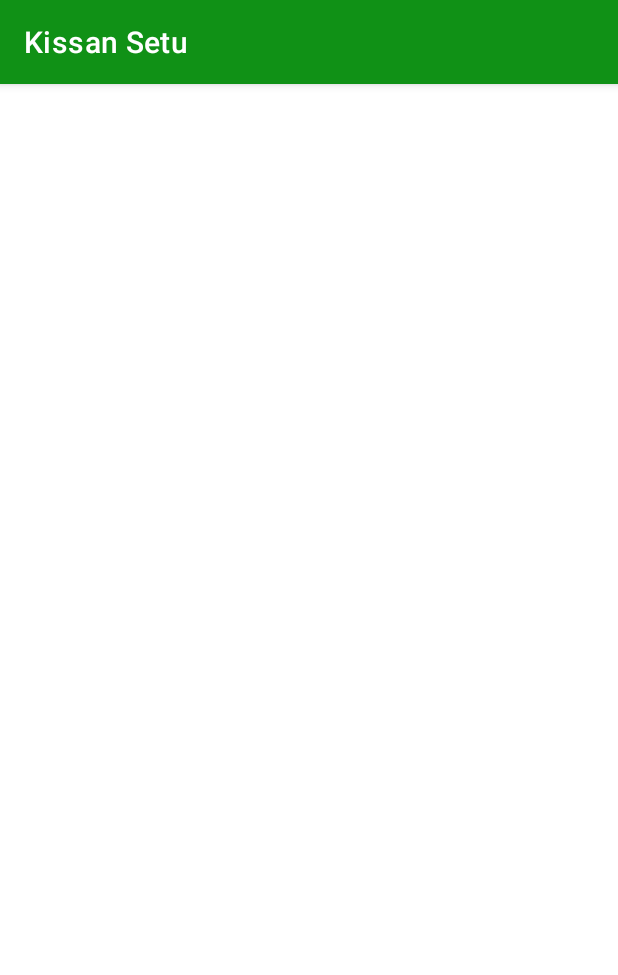
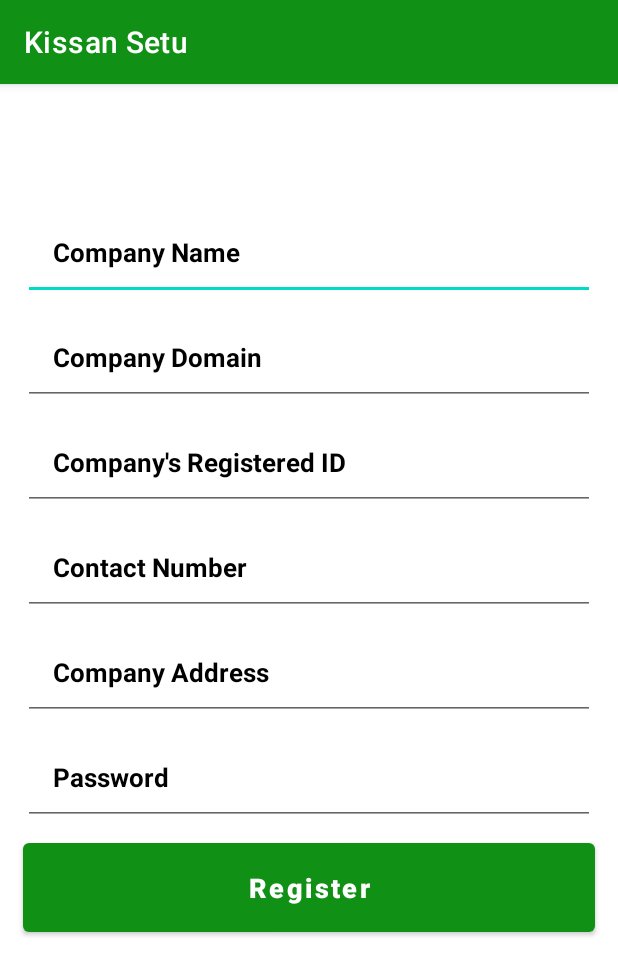
Before and after one commit to rajjaiswal07/kissan_setu, an Android app: the companyRegistration screen opened directly, with no data from a screen before it, on a phone screen of 412 x 824 dp. Shown: the top 975 px of the screen. Run offline under Robolectric (Android 15) with nearby library versions, the phone set to English and light mode, and no system bars; our stand-ins replace Firebase (no records; nobody signed in at launch, a user with empty details on screens opened directly).

Commit message:
company registration

```diff
--- a/app/src/main/java/com/example/kissan_setu/Login.java
+++ b/app/src/main/java/com/example/kissan_setu/Login.java
@@ -78,7 +78,7 @@ public class Login extends AppCompatActivity {
             Toast.makeText(this, "Please enter your password", Toast.LENGTH_SHORT).show();
         } else {
             loadingBar.setTitle("Login Account");
-            loadingBar.setMessage("Please wait, while we are cheking the credentials");
+            loadingBar.setMessage("Please wait, while we are checking the credentials");
             loadingBar.setCanceledOnTouchOutside(false);
             loadingBar.show();
 
--- a/app/src/main/java/com/example/kissan_setu/registration.java
+++ b/app/src/main/java/com/example/kissan_setu/registration.java
@@ -75,7 +75,7 @@ public class registration extends AppCompatActivity {
         } else {
 
             loadingBar.setTitle("Create Account");
-            loadingBar.setMessage("Please wait, while we are cheking the credentials");
+            loadingBar.setMessage("Please wait, while we are checking the credentials");
             loadingBar.setCanceledOnTouchOutside(false);
             loadingBar.show();
 
--- a/app/src/main/res/layout/activity_company_registration.xml
+++ b/app/src/main/res/layout/activity_company_registration.xml
@@ -1,9 +1,126 @@
 <?xml version="1.0" encoding="utf-8"?>
-<androidx.constraintlayout.widget.ConstraintLayout xmlns:android="http://schemas.android.com/apk/res/android"
+<RelativeLayout xmlns:android="http://schemas.android.com/apk/res/android"
     xmlns:app="http://schemas.android.com/apk/res-auto"
     xmlns:tools="http://schemas.android.com/tools"
     android:layout_width="match_parent"
     android:layout_height="match_parent"
     tools:context=".companyRegistration">
 
-</androidx.constraintlayout.widget.ConstraintLayout>
+    <EditText
+        android:id="@+id/register_company_name"
+        android:layout_width="match_parent"
+        android:layout_height="wrap_content"
+        android:padding="20dp"
+        android:layout_marginLeft="15dp"
+        android:layout_marginRight="15dp"
+        android:hint="Company Name"
+        android:inputType="text"
+        android:layout_marginTop="80dp"
+        android:textColor="@color/black"
+        android:textColorHint="@color/black"
+        android:textSize="17sp"
+        android:textStyle="bold"
+        />
+
+    <EditText
+        android:id="@+id/register_company_domain"
+        android:layout_width="match_parent"
+        android:layout_height="wrap_content"
+        android:padding="20dp"
+        android:layout_below="@id/register_company_name"
+        android:layout_marginLeft="15dp"
+        android:layout_marginRight="15dp"
+        android:layout_marginTop="6dp"
+        android:hint="Company Domain"
+        android:inputType="text"
+        android:textColor="@color/black"
+        android:textColorHint="@color/black"
+        android:textSize="17sp"
+        android:textStyle="bold"
+        />
+
+    <EditText
+        android:id="@+id/register_company_registered_id"
+        android:layout_width="match_parent"
+        android:layout_height="wrap_content"
+        android:padding="20dp"
+        android:layout_marginLeft="15dp"
+        android:layout_marginRight="15dp"
+        android:hint="Company's Registered ID"
+        android:inputType="number"
+        android:layout_below="@id/register_company_domain"
+        android:layout_marginTop="6dp"
+        android:textColor="@color/black"
+        android:textColorHint="@color/black"
+        android:textSize="17sp"
+        android:textStyle="bold"
+        />
+
+    <EditText
+        android:id="@+id/register_company_contact_number"
+        android:layout_width="match_parent"
+        android:layout_height="wrap_content"
+        android:padding="20dp"
+        android:layout_marginLeft="15dp"
+        android:layout_marginRight="15dp"
+        android:hint="Contact Number"
+        android:inputType="number"
+        android:layout_below="@id/register_company_registered_id"
+        android:layout_marginTop="6dp"
+        android:textColor="@color/black"
+        android:textColorHint="@color/black"
+        android:textSize="17sp"
+        android:textStyle="bold"
+        />
+
+    <EditText
+        android:id="@+id/register_company_address"
+        android:layout_width="match_parent"
+        android:layout_height="wrap_content"
+        android:padding="20dp"
+        android:layout_marginLeft="15dp"
+        android:layout_marginRight="15dp"
+        android:hint="Company Address"
+        android:inputType="textPostalAddress"
+        android:layout_below="@id/register_company_contact_number"
+        android:layout_marginTop="6dp"
+        android:textColor="@color/black"
+        android:textColorHint="@color/black"
+        android:textSize="17sp"
+        android:textStyle="bold"
+        />
+
+    <EditText
+        android:id="@+id/register_company_password"
+        android:layout_width="match_parent"
+        android:layout_height="wrap_content"
+        android:layout_below="@id/register_company_address"
+        android:padding="20dp"
+        android:layout_marginLeft="15dp"
+        android:layout_marginRight="15dp"
+        android:layout_marginTop="6dp"
+        android:hint="Password"
+        android:inputType="textPassword"
+        android:textColor="@color/black"
+        android:textColorHint="@color/black"
+        android:textSize="17sp"
+        android:textStyle="bold"
+        />
+
+    <Button
+        android:id="@+id/register_company_btn"
+        android:layout_width="match_parent"
+        android:layout_height="wrap_content"
+        android:layout_below="@+id/register_company_password"
+        android:layout_marginTop="6dp"
+        android:layout_marginLeft="15dp"
+        android:layout_marginRight="15dp"
+        android:padding="17dp"
+        android:textAllCaps="false"
+        android:textSize="18sp"
+        android:text="Register"
+        android:textColor="@color/white"
+        android:textStyle="bold"
+        />
+
+    </RelativeLayout>
```
Also changed, not shown: app/src/main/java/com/example/kissan_setu/companyRegistration.java (+124 -0 lines).
